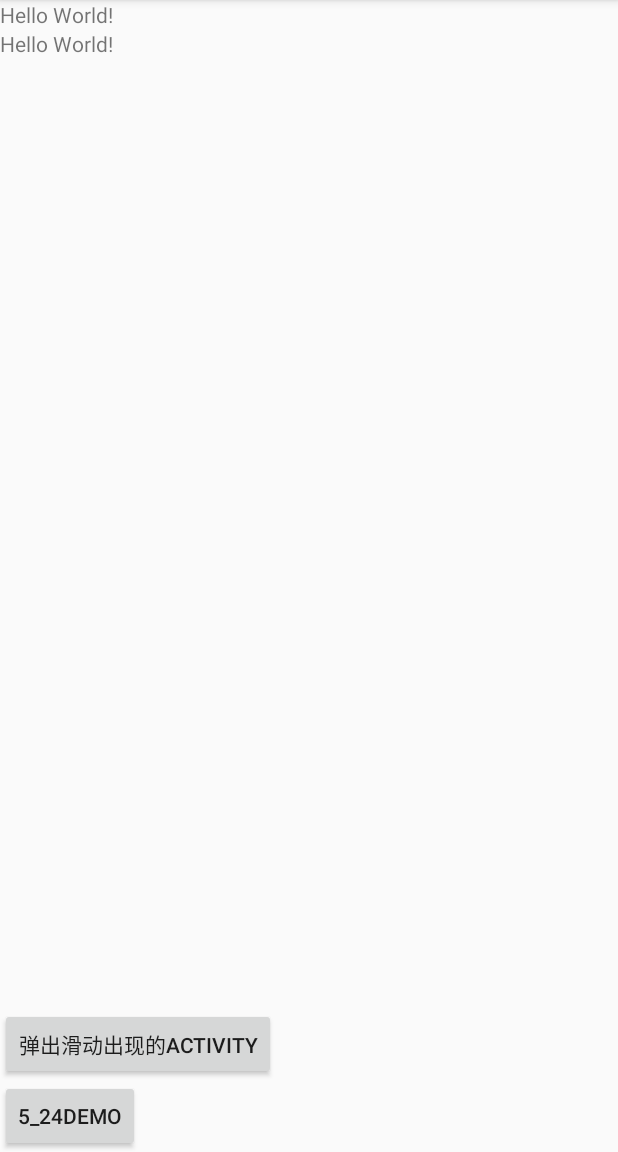
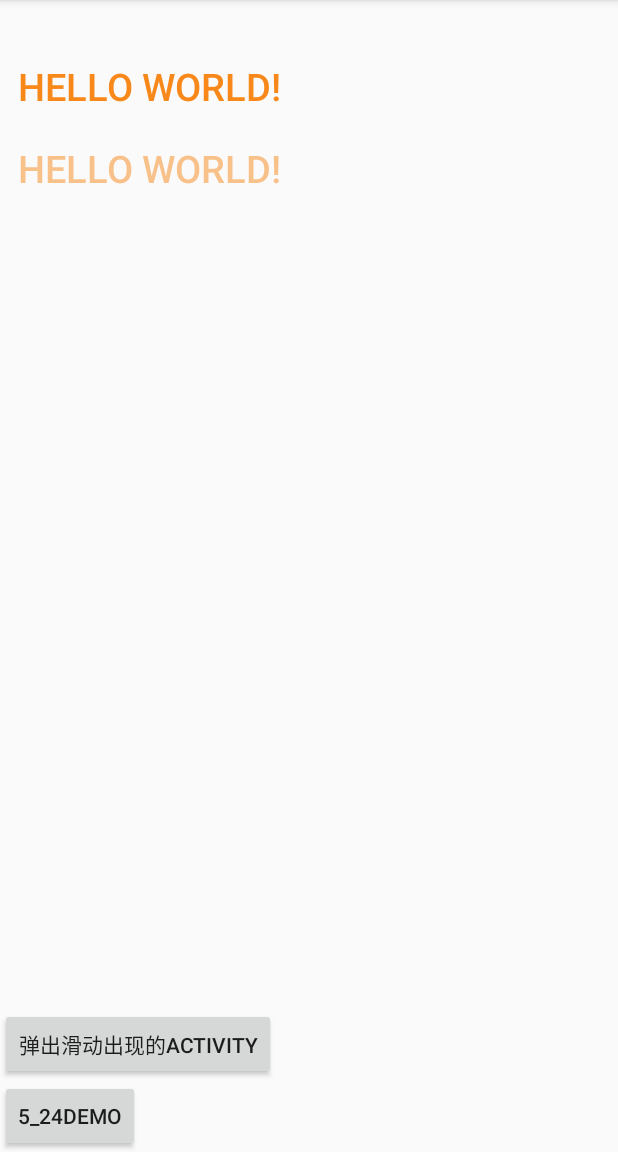
Before and after one commit to cslongjian/android_customview, an Android app: the screen it shows after launch (MainActivity), on a phone screen of 412 x 824 dp, the part 84-1236 px from its top. Run offline under Robolectric (Android 15) with nearby library versions, the phone set to English and light mode, and no system bars.

Commit message:
按钮文字，半透明效果处理

```diff
--- a/YCF_customView/app/src/main/java/com/example/chenlongjian/ycf_customview/MainActivity.java
+++ b/YCF_customView/app/src/main/java/com/example/chenlongjian/ycf_customview/MainActivity.java
@@ -3,6 +3,7 @@ package com.example.chenlongjian.ycf_customview;
 import android.content.Intent;
 import android.support.v7.app.AppCompatActivity;
 import android.os.Bundle;
+import android.util.Log;
 import android.view.View;
 import android.widget.Button;
 
@@ -17,6 +18,11 @@ public class MainActivity extends AppCompatActivity implements DateChooseLayout.
 
     private Button mBtn2;
 
+    private Button text1;//半透明测试
+
+    private Button text2; //半透明测试
+
+    private boolean mCheck; //标记
 
 
     @Override
@@ -45,6 +51,37 @@ public class MainActivity extends AppCompatActivity implements DateChooseLayout.
             }
         });
 
+
+
+        text1 = (Button) findViewById(R.id.text);
+        text1.setClickable(true);
+        text1.getBackground().setAlpha(0);
+        text1.setOnClickListener(new View.OnClickListener() {
+            @Override
+            public void onClick(View view) {
+                Log.w("半透明测试","当前状态："+mCheck);
+                if (mCheck)
+                {
+                    text2.setTextColor(0x7ff8881a);
+                    text2.getBackground().setAlpha(0);
+
+                }else
+                {
+                    text2.setTextColor(0xfff8881a);
+                    text2.getBackground().setAlpha(0);
+                }
+                mCheck = !mCheck;
+            }
+        });
+
+        text2 = (Button) findViewById(R.id.text2);
+
+//        text2.getBackground().setAlpha(254);//0~255透明度值 ();
+
+//        text2.setTextColor(0x7ff8881a);
+        text2.getBackground().setAlpha(0);
+
+
     }
 
     @Override
--- /dev/null
+++ b/YCF_customView/app/src/main/res/drawable/demo_selector.xml
@@ -0,0 +1,4 @@
+<?xml version="1.0" encoding="utf-8"?>
+<selector xmlns:android="http://schemas.android.com/apk/res/android">
+
+</selector>
--- /dev/null
+++ b/YCF_customView/app/src/main/res/drawable/demo_shape.xml
@@ -0,0 +1,4 @@
+<?xml version="1.0" encoding="utf-8"?>
+<shape xmlns:android="http://schemas.android.com/apk/res/android">
+
+</shape>
--- a/YCF_customView/app/src/main/res/layout/activity_5_24password.xml
+++ b/YCF_customView/app/src/main/res/layout/activity_5_24password.xml
@@ -20,6 +20,7 @@
             <TextView
                 android:id="@+id/billSK_one"
                 style="@style/Widget_Item"
+
                 android:text="@string/label_billSK_one"/>
 
             <View style="@style/Line"/>
--- a/YCF_customView/app/src/main/res/layout/activity_main.xml
+++ b/YCF_customView/app/src/main/res/layout/activity_main.xml
@@ -26,11 +26,16 @@
     </LinearLayout>
 
 
-    <TextView
+    <Button
+        android:layout_marginTop="30dp"
         android:id="@+id/text"
         android:layout_width="wrap_content"
         android:layout_height="wrap_content"
+        android:textColor="#f8881a"
+        android:textSize="25sp"
         android:text="Hello World!" />
+
+    <!--android:textColor="#f8881a"-->
 
     <LinearLayout
         android:id="@+id/line1"
@@ -50,10 +55,12 @@
             android:layout_height="wrap_content"
             android:visibility="gone"/>
 
-        <TextView
+        <Button
             android:id="@+id/text2"
             android:layout_width="wrap_content"
             android:layout_height="wrap_content"
+            android:textColor="#7ff8881a"
+            android:textSize="25sp"
             android:text="Hello World!" />
 
     </LinearLayout>
--- a/YCF_customView/app/src/main/res/values-w820dp/colors.xml
+++ b/YCF_customView/app/src/main/res/values-w820dp/colors.xml
@@ -45,7 +45,7 @@
     <color name="offer_text_c1">#ff993d</color>
     <color name="offer_text_c2">#79c46f</color>
     <color name="offer_text_c3">#65c3dd</color>
-    <color name="offer_text_c4">#ffb440</color>
+    <color name="F">#ffb440</color>
     <color name="week_indicator_bg">#F1F1F1</color>
     <color name="frame_line">#dee1e5</color>
     <color name="more_orange_text_v3p2">#ff4500</color>
--- a/YCF_customView/app/src/main/res/values/styles.xml
+++ b/YCF_customView/app/src/main/res/values/styles.xml
@@ -48,7 +48,7 @@
         <item name="android:layout_height">0dp</item>
         <item name="android:layout_weight">1</item>
         <item name="android:gravity">center</item>
-        <item name="android:textColor">#999999</item>
+        <item name="android:textColor">#000000</item>
         <item name="android:clickable">true</item>
         <item name="android:textSize">21sp</item>
         <!--<item name="android:background">@drawable/selector_sk_item</item>item-->
```
